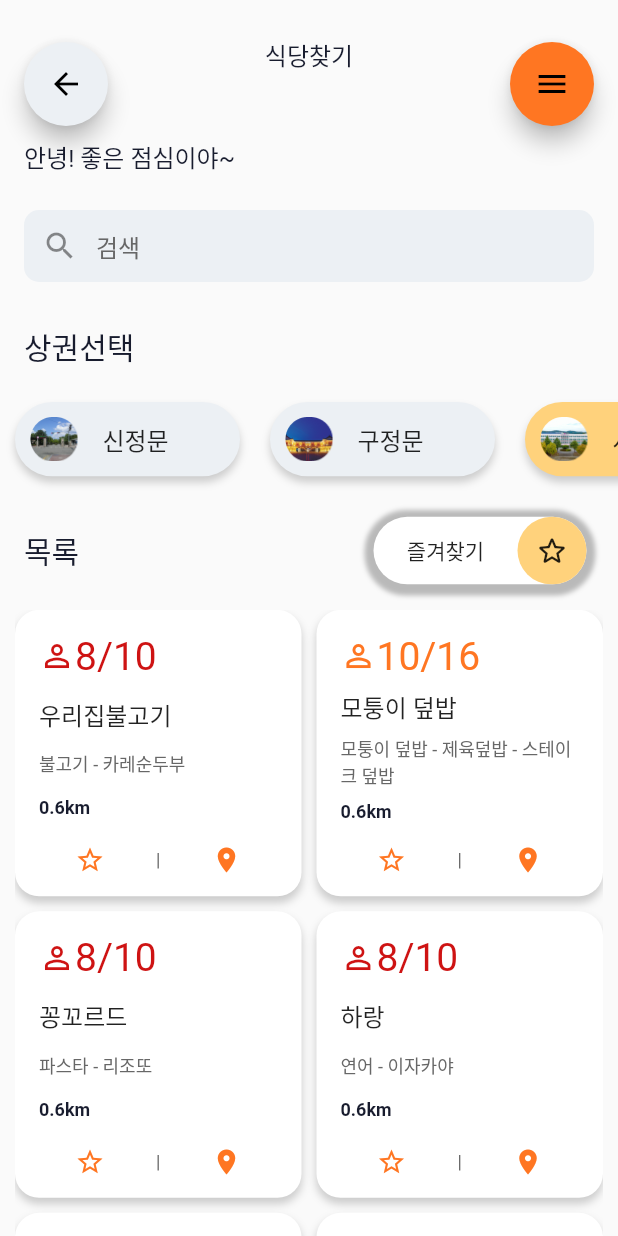
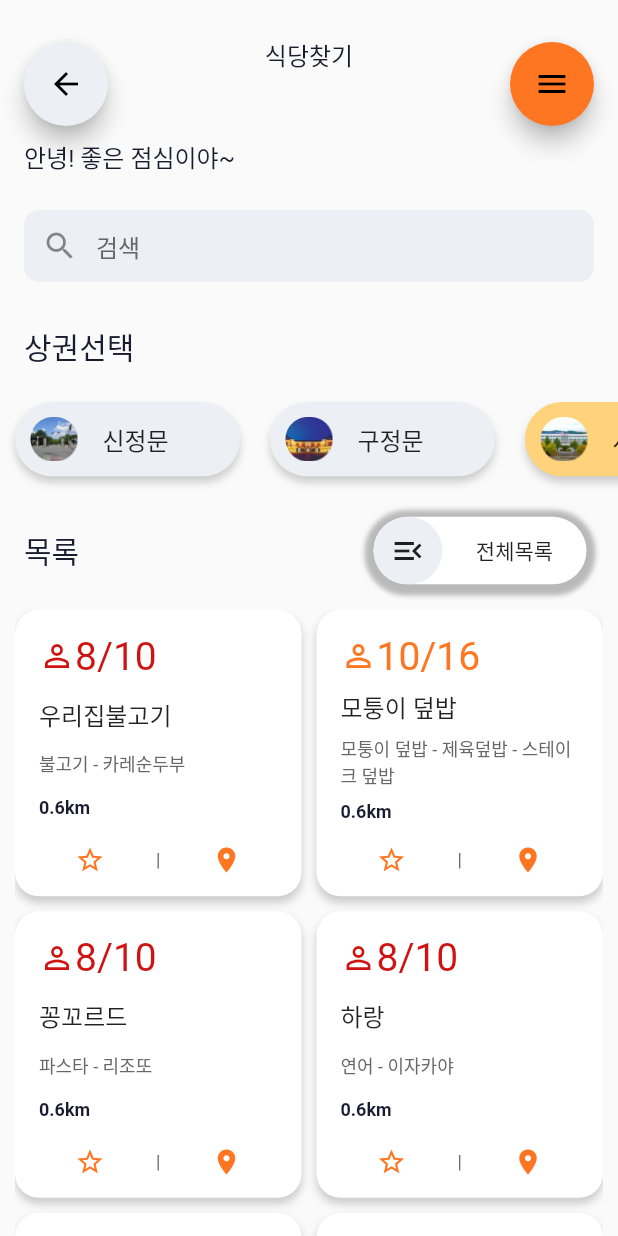
Before and after one commit to YaeheeChoe/launchrabbit, a Flutter app: the screen it shows after launch, after a tap on "신정문", after a tap on "구정문", after a tap on "사대부고", on a phone screen of 412 x 824 dp. Run offline on Flutter 3.47's test engine with Material 2 defaults, Android fonts, the phone set to English and light mode, and no system bars; drawn by our look-alikes of animated_toggle_switch.

Commit message:
버그고침

```diff
--- a/lib/main.dart
+++ b/lib/main.dart
@@ -40,6 +40,7 @@ enum Area {
   Gujeongmun,
   Sadaebugo,
 }
+
 
 class MyHomePage extends StatefulWidget {
   const MyHomePage({super.key});
@@ -334,22 +335,23 @@ class _MyHomePageState extends State<MyHomePage> {
     ),
   ];
   Area _selectedArea = Area.Sinjeongmun;
+  List<String> areaNames = ['신정문', '구정문', '사대부고'];
   bool isShowStars = true;
-
   void updateArea(Area area) {
     setState(() {
       _selectedArea = area;
+      isShowStars = false;
       if (_selectedArea == Area.Sinjeongmun) {
         nowWidgetList = restorantWidgetList.where((element) {
-          return element.area == '신정문';
+          return element.area == areaNames[Area.Sinjeongmun.index];
         }).toList();
       } else if (_selectedArea == Area.Gujeongmun) {
         nowWidgetList = restorantWidgetList.where((element) {
-          return element.area == '구정문';
+          return element.area == areaNames[Area.Gujeongmun.index];
         }).toList();
       } else if (_selectedArea == Area.Sadaebugo) {
         nowWidgetList = restorantWidgetList.where((element) {
-          return element.area == '사대부고';
+          return element.area == areaNames[Area.Sadaebugo.index];
         }).toList();
       }
       nowWidgetList.sort((a, b) => a.km.compareTo(b.km));
@@ -524,12 +526,12 @@ class _MyHomePageState extends State<MyHomePage> {
                   if(isShowStars)
                   {
                     nowWidgetList = restorantWidgetList.where((element) {
-                      return element.area == '신정문'&& element.isStar == true;
+                      return element.area == areaNames[_selectedArea.index] && element.isStar == true;
                     }).toList();
                   }
                   else{
                     nowWidgetList = restorantWidgetList.where((element) {
-                      return element.area == '신정문';
+                      return element.area == areaNames[_selectedArea.index] ;
                     }).toList();
                   }
                   return Future.delayed(Duration(seconds: 2));
```
